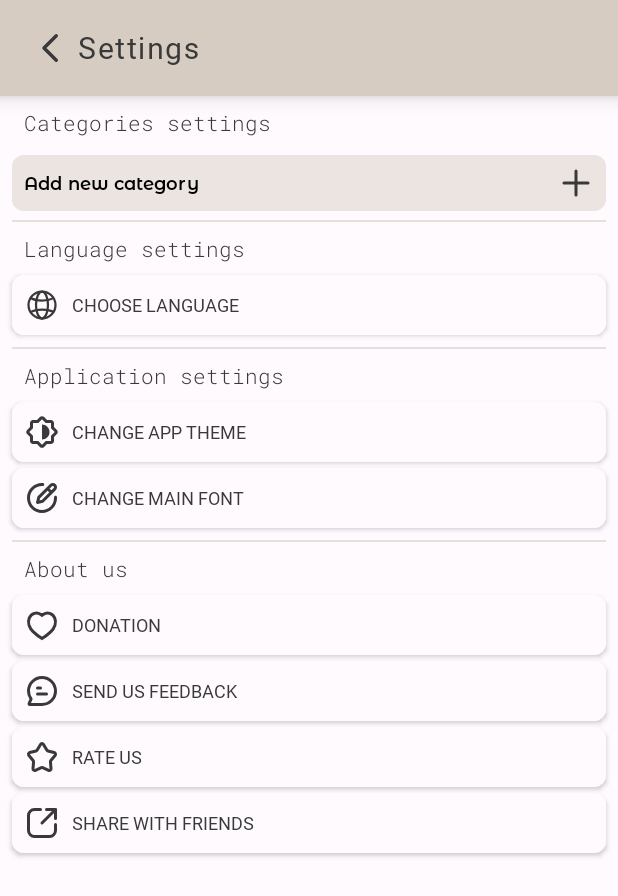
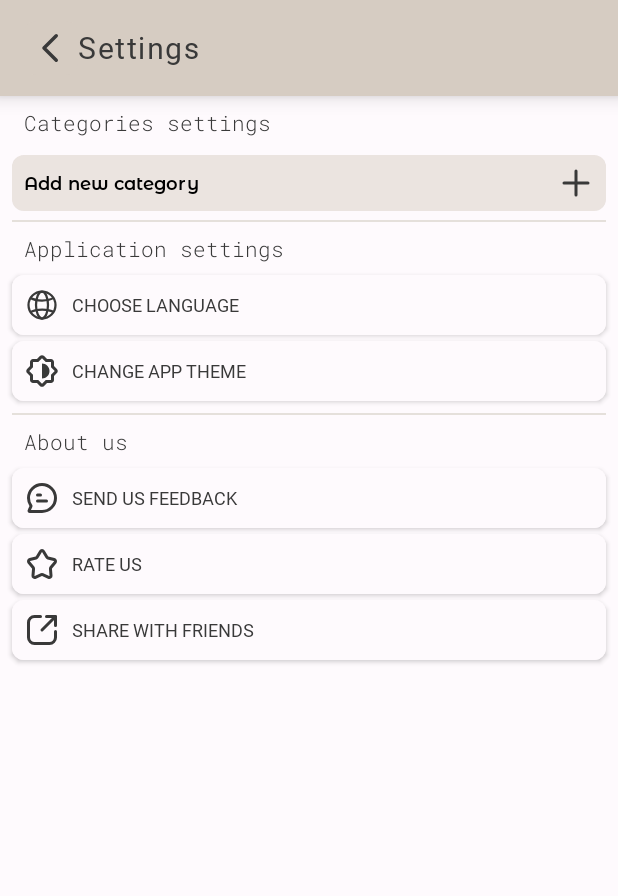
Before and after one commit to passerby29/NotesAppProject, an Android app: the SettingsActivity screen opened directly, with no data from a screen before it, on a phone screen of 412 x 824 dp. Shown: the top 896 px of the screen. Run offline under Robolectric (Android 15) with nearby library versions, the phone set to English and light mode, and no system bars; our stand-ins replace Room's generated code.

Commit message:
06.01.2023 commit

```diff
--- /dev/null
+++ b/app/src/main/res/drawable-v24/item_edittext_style2.xml
@@ -0,0 +1,6 @@
+<?xml version="1.0" encoding="utf-8"?>
+<shape xmlns:android="http://schemas.android.com/apk/res/android">
+
+    <corners android:radius="12dp" />
+    <solid android:color="@color/et_background"/>
+</shape>
--- a/app/src/main/res/drawable/item_buttons_style_6.xml
+++ b/app/src/main/res/drawable/item_buttons_style_6.xml
@@ -10,7 +10,7 @@
     <item android:state_enabled="true">
         <shape>
             <corners android:radius="8dp"/>
-            <solid android:color="#424242" />
+            <solid android:color="@color/sort_button_color" />
         </shape>
     </item>
 </ripple>
--- a/app/src/main/res/layout/activity_settings.xml
+++ b/app/src/main/res/layout/activity_settings.xml
@@ -124,7 +124,7 @@
                 android:layout_marginStart="16dp"
                 android:layout_marginTop="8dp"
                 android:fontFamily="@font/roboto_mono_light"
-                android:text="@string/language_settings_header"
+                android:text="@string/application_settings_header"
                 android:textColor="@color/text_color_main2"
                 android:textSize="14sp"
                 app:layout_constraintStart_toStartOf="parent"
@@ -134,7 +134,7 @@
                 android:id="@+id/settings_lang_btn"
                 style="@style/settingsButtonStyle"
                 android:layout_marginTop="8dp"
-                android:background="@drawable/item_settings_btns_style"
+                android:background="@drawable/item_settings_buttons_style"
                 android:drawableStart="@drawable/ic_globe"
                 android:text="@string/choose_language_button"
                 app:layout_constraintEnd_toEndOf="parent"
@@ -142,54 +142,16 @@
                 app:layout_constraintTop_toBottomOf="@+id/textView2"
                 tools:ignore="TouchTargetSizeCheck" />
 
-            <LinearLayout
-                android:id="@+id/linearLayout5"
-                style="@style/dividerStyle"
-                android:layout_width="match_parent"
-                android:layout_height="1dp"
-                android:layout_marginStart="8dp"
-                android:layout_marginTop="8dp"
-                android:layout_marginEnd="8dp"
-                android:orientation="horizontal"
-                app:layout_constraintEnd_toEndOf="parent"
-                app:layout_constraintStart_toStartOf="parent"
-                app:layout_constraintTop_toBottomOf="@+id/settings_lang_btn" />
-
-            <TextView
-                android:id="@+id/textView4"
-                android:layout_width="wrap_content"
-                android:layout_height="wrap_content"
-                android:layout_marginStart="16dp"
-                android:layout_marginTop="8dp"
-                android:fontFamily="@font/roboto_mono_light"
-                android:text="@string/application_settings_header"
-                android:textColor="@color/text_color_main2"
-                android:textSize="14sp"
-                app:layout_constraintStart_toStartOf="parent"
-                app:layout_constraintTop_toBottomOf="@+id/linearLayout5" />
-
             <androidx.appcompat.widget.AppCompatButton
                 android:id="@+id/settings_theme_btn"
                 style="@style/settingsButtonStyle"
-                android:layout_marginTop="8dp"
-                android:background="@drawable/item_settings_btns_style"
+                android:layout_marginTop="4dp"
+                android:background="@drawable/item_settings_buttons_style"
                 android:drawableStart="@drawable/ic_theme"
                 android:text="@string/change_app_theme_button"
                 app:layout_constraintEnd_toEndOf="parent"
                 app:layout_constraintStart_toStartOf="parent"
-                app:layout_constraintTop_toBottomOf="@+id/textView4"
-                tools:ignore="TouchTargetSizeCheck" />
-
-            <androidx.appcompat.widget.AppCompatButton
-                android:id="@+id/settings_font_btn"
-                style="@style/settingsButtonStyle"
-                android:layout_marginTop="4dp"
-                android:background="@drawable/item_settings_btns_style"
-                android:drawableStart="@drawable/ic_font"
-                android:text="@string/change_main_font_button"
-                app:layout_constraintEnd_toEndOf="parent"
-                app:layout_constraintStart_toStartOf="parent"
-                app:layout_constraintTop_toBottomOf="@+id/settings_theme_btn"
+                app:layout_constraintTop_toBottomOf="@+id/settings_lang_btn"
                 tools:ignore="TouchTargetSizeCheck" />
 
             <LinearLayout
@@ -203,7 +165,7 @@
                 android:orientation="horizontal"
                 app:layout_constraintEnd_toEndOf="parent"
                 app:layout_constraintStart_toStartOf="parent"
-                app:layout_constraintTop_toBottomOf="@+id/settings_font_btn" />
+                app:layout_constraintTop_toBottomOf="@+id/settings_theme_btn" />
 
             <TextView
                 android:id="@+id/textView5"
@@ -219,35 +181,22 @@
                 app:layout_constraintTop_toBottomOf="@+id/linearLayout6" />
 
             <androidx.appcompat.widget.AppCompatButton
-                android:id="@+id/settings_donate_btn"
+                android:id="@+id/settings_fb_btn"
                 style="@style/settingsButtonStyle"
                 android:layout_marginTop="8dp"
-                android:background="@drawable/item_settings_btns_style"
-                android:drawableStart="@drawable/ic_heart"
-                android:text="@string/donation_button"
-                app:layout_constraintEnd_toEndOf="parent"
-                app:layout_constraintStart_toStartOf="parent"
-                app:layout_constraintTop_toBottomOf="@+id/textView5"
-                tools:ignore="TouchTargetSizeCheck" />
-
-
-            <androidx.appcompat.widget.AppCompatButton
-                android:id="@+id/settings_fb_btn"
-                style="@style/settingsButtonStyle"
-                android:layout_marginTop="4dp"
-                android:background="@drawable/item_settings_btns_style"
+                android:background="@drawable/item_settings_buttons_style"
                 android:drawableStart="@drawable/ic_feedback"
                 android:text="@string/send_us_feedback_button"
                 app:layout_constraintEnd_toEndOf="parent"
                 app:layout_constraintStart_toStartOf="parent"
-                app:layout_constraintTop_toBottomOf="@+id/settings_donate_btn"
+                app:layout_constraintTop_toBottomOf="@+id/textView5"
                 tools:ignore="TouchTargetSizeCheck" />
 
             <androidx.appcompat.widget.AppCompatButton
                 android:id="@+id/settings_rate_btn"
                 style="@style/settingsButtonStyle"
                 android:layout_marginTop="4dp"
-                android:background="@drawable/item_settings_btns_style"
+                android:background="@drawable/item_settings_buttons_style"
                 android:drawableStart="@drawable/ic_star"
                 android:text="@string/rate_us_button"
                 app:layout_constraintEnd_toEndOf="parent"
@@ -259,7 +208,7 @@
                 android:id="@+id/settings_share_btn"
                 style="@style/settingsButtonStyle"
                 android:layout_marginTop="4dp"
-                android:background="@drawable/item_settings_btns_style"
+                android:background="@drawable/item_settings_buttons_style"
                 android:drawableStart="@drawable/ic_share"
                 android:text="@string/share_with_friends_button"
                 android:layout_marginBottom="16dp"
--- a/app/src/main/res/values-night/colors.xml
+++ b/app/src/main/res/values-night/colors.xml
@@ -14,4 +14,5 @@
     <color name="chip_background2">#666666</color>
     <color name="chip_background">#937962</color>
     <color name="disabled_icon_color">#afafaf</color>
+    <color name="sort_button_color">#424242</color>
 </resources>
--- a/app/src/main/res/values/colors.xml
+++ b/app/src/main/res/values/colors.xml
@@ -22,4 +22,5 @@
     <color name="chip_background2">#E2E2E2</color>
     <color name="chip_background">#B6A291</color>
     <color name="disabled_icon_color">#afafaf</color>
+    <color name="sort_button_color">#FEFAFD</color>
 </resources>
--- a/app/src/main/res/values/strings.xml
+++ b/app/src/main/res/values/strings.xml
@@ -3,11 +3,9 @@
     //settings headers
     <string name="categories_settings_header">Categories settings</string>
     <string name="add_category_button">Add new category</string>
-    <string name="language_settings_header">Language settings</string>
     <string name="choose_language_button">Choose language</string>
     <string name="application_settings_header">Application settings</string>
     <string name="change_app_theme_button">Change app theme</string>
-    <string name="change_main_font_button">Change main font</string>
     <string name="about_us_header">About us</string>
     <string name="donation_button">Donation</string>
     <string name="send_us_feedback_button">Send us feedback</string>
@@ -48,6 +46,11 @@
     <string name="select_language_cancel_button">Cancel</string>
     <string name="select_theme_title">Select theme</string>
     <string name="select_theme_cancel_button">Cancel</string>
+    <string name="email_hint">Введите свою почту</string>
+    <string name="email_message_hint">Write your feedback…</string>
+    <string name="feedback_title">Send feedback</string>
+    <string name="feedback_send_button">Send</string>
+    <string name="feedback_cancel_button">Cancel</string>
     //Strings for array
     <string name="language_item_russian">Russian</string>
     <string name="language_item_english">English</string>
```
Also changed, not shown: app/src/main/java/com/passerby/notesapp/view/ui/activities/EditNoteActivity.kt (+37 -31 lines), app/src/main/java/com/passerby/notesapp/view/ui/activities/MainActivity.kt (+8 -0 lines), app/src/main/java/com/passerby/notesapp/view/ui/activities/SettingsActivity.kt (+51 -25 lines), app/src/main/res/drawable/ic_mail.xml (added, +17 -0 lines), app/src/main/res/layout/feedback_layout_dialog.xml (added, +58 -0 lines), app/src/main/res/drawable/item_settings_buttons_style.xml (renamed from app/src/main/res/drawable/item_settings_btns_style.xml), 2 other files.
